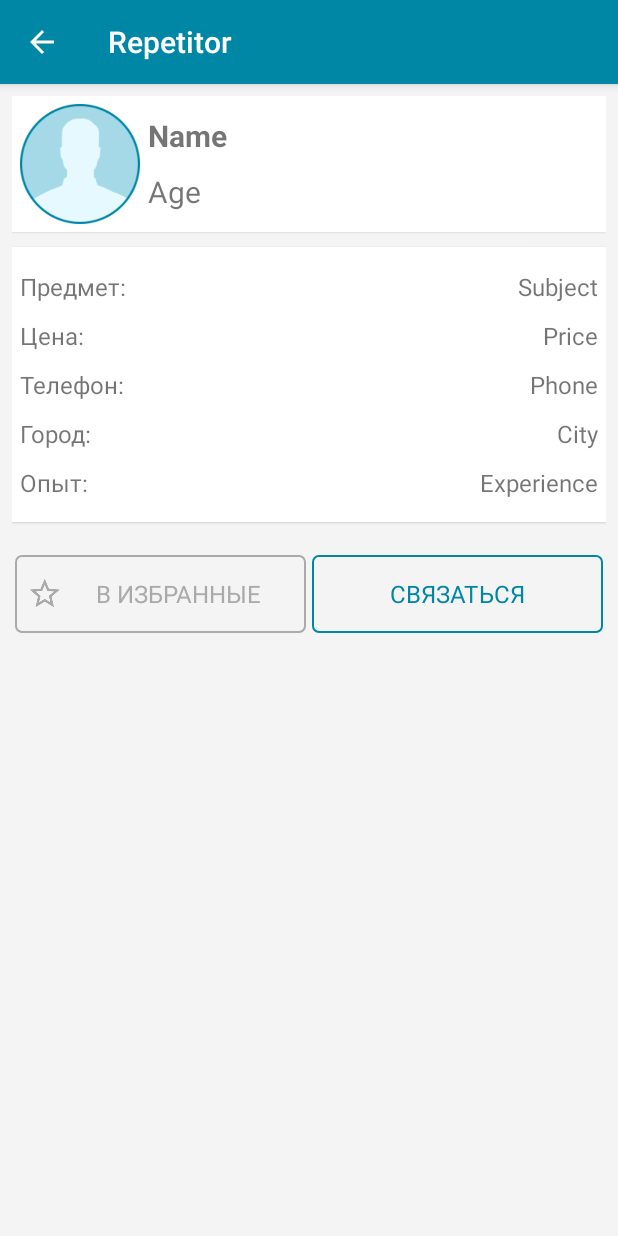
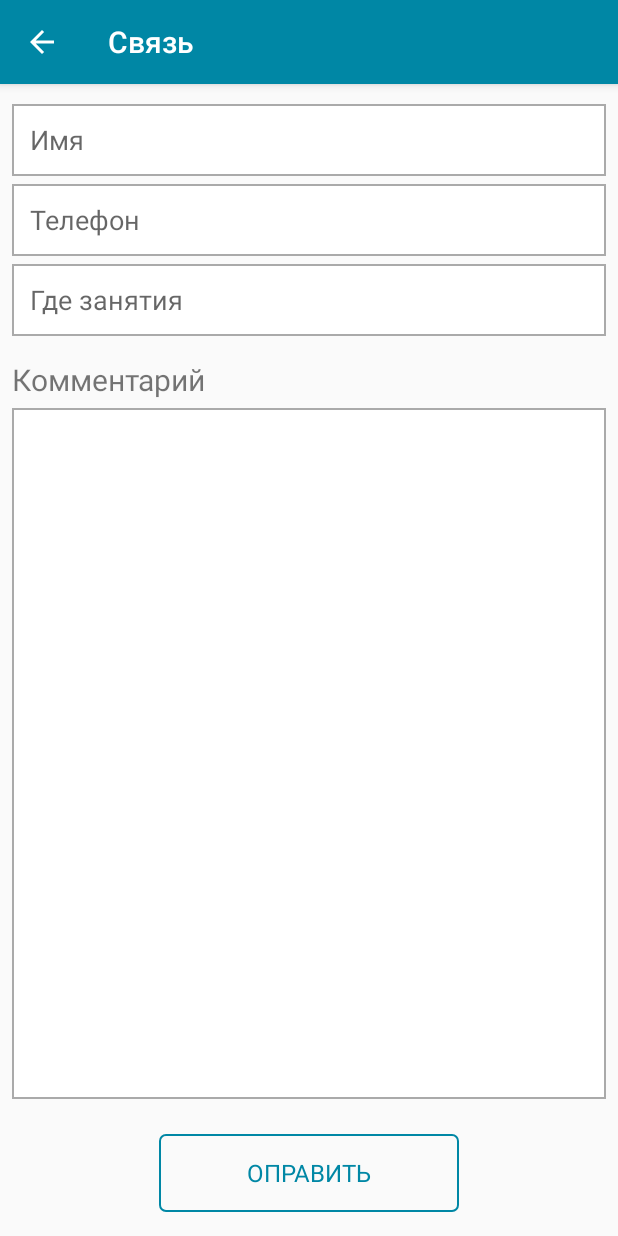
Before and after one commit to lex3m/repetitors, an Android app: the SpecialistActivity screen opened directly, with no data from a screen before it, after a tap on "СВЯЗАТЬСЯ", on a phone screen of 412 x 824 dp. Run offline under Robolectric (Android 15) with nearby library versions, the phone set to English and light mode, and no system bars; 7 statements that could not run were skipped; 1 other tap on this screen came first.

Commit message:
ContactActivity + layout, minor fixes

```diff
--- a/app/build.gradle
+++ b/app/build.gradle
@@ -25,12 +25,12 @@ dependencies {
     androidTestCompile('com.android.support.test.espresso:espresso-core:2.2.2', {
         exclude group: 'com.android.support', module: 'support-annotations'
     })
+    //compile 'com.android.support:support-vector-drawable:25.3.1'
+    //compile 'org.apache.directory.studio:org.apache.commons.io:2.4'
     compile 'com.android.support:appcompat-v7:25.3.1'
     compile 'com.android.support:design:25.3.1'
-    //compile 'com.android.support:support-vector-drawable:25.3.1'
     compile 'com.android.support.constraint:constraint-layout:1.0.2'
     compile 'com.android.support:support-v4:25.3.1'
     compile 'com.android.support:cardview-v7:25.3.1'
-    //compile 'org.apache.directory.studio:org.apache.commons.io:2.4'
     testCompile 'junit:junit:4.12'
 }
--- a/app/src/main/AndroidManifest.xml
+++ b/app/src/main/AndroidManifest.xml
@@ -3,12 +3,12 @@
           xmlns:android="http://schemas.android.com/apk/res/android">
 
     <application
+        android:name=".App"
         android:allowBackup="true"
         android:icon="@mipmap/ic_launcher"
         android:label="@string/app_name"
         android:roundIcon="@mipmap/ic_launcher_round"
         android:supportsRtl="true"
-        android:name=".App"
         android:theme="@style/AppTheme">
         <activity
             android:name=".activities.MainActivity"
@@ -25,8 +25,14 @@
                 <category android:name="android.intent.category.LAUNCHER"/>
             </intent-filter>
         </activity>
-        <activity android:name=".activities.SpecialistActivity"
-                  android:screenOrientation="portrait">
+        <activity
+            android:name=".activities.SpecialistActivity"
+            android:screenOrientation="portrait">
+        </activity>
+        <activity
+            android:name=".activities.ContactActivity"
+            android:screenOrientation="portrait"
+            android:configChanges="keyboardHidden">
         </activity>
     </application>
 
--- a/app/src/main/java/com/kitapp/repetitor/Api.java
+++ b/app/src/main/java/com/kitapp/repetitor/Api.java
@@ -77,6 +77,7 @@ public class Api {
     }
 
     public City getCityById(int id) {
+        ArrayList<City> cities = getCities();
         for (City c : cities) {
             if (c.getId() == id) {
                 return c;
--- /dev/null
+++ b/app/src/main/java/com/kitapp/repetitor/activities/ContactActivity.java
@@ -0,0 +1,60 @@
+package com.kitapp.repetitor.activities;
+
+import android.content.Context;
+import android.support.v7.app.AppCompatActivity;
+import android.os.Bundle;
+import android.view.MenuItem;
+import android.view.View;
+import android.view.inputmethod.InputMethodManager;
+import android.widget.Button;
+import android.widget.EditText;
+
+import com.kitapp.repetitor.R;
+
+public class ContactActivity extends AppCompatActivity {
+
+    private EditText etName;
+    private EditText etPhone;
+    private EditText etPlace;
+    private EditText etComment;
+
+    @Override
+    protected void onCreate(Bundle savedInstanceState) {
+        super.onCreate(savedInstanceState);
+        setContentView(R.layout.a_contact);
+        getSupportActionBar().setTitle(R.string.contact_title);
+        getSupportActionBar().setDisplayHomeAsUpEnabled(true);
+        etName = (EditText) findViewById(R.id.etName);
+        etPhone = (EditText) findViewById(R.id.etPhone);
+        etPlace = (EditText) findViewById(R.id.etPlace);
+        etComment = (EditText) findViewById(R.id.etComment);
+        Button bSend = (Button) findViewById(R.id.bContactSend);
+        bSend.setOnClickListener(new View.OnClickListener() {
+            @Override
+            public void onClick(View view) {
+                onButtonSend();
+            }
+        });
+    }
+
+    private void onButtonSend() {
+        // TODO
+    }
+
+    @Override
+    public boolean onOptionsItemSelected(MenuItem item) {
+        if (item.getItemId() == android.R.id.home) {
+            onBackPressed();
+            return true;
+        }
+        return super.onOptionsItemSelected(item);
+    }
+
+    private void hideSoftKeyboard() {
+        View view = this.getCurrentFocus();
+        if (view != null) {
+            InputMethodManager imm = (InputMethodManager)getSystemService(Context.INPUT_METHOD_SERVICE);
+            imm.hideSoftInputFromWindow(view.getWindowToken(), 0);
+        }
+    }
+}
--- a/app/src/main/java/com/kitapp/repetitor/activities/SpecialistActivity.java
+++ b/app/src/main/java/com/kitapp/repetitor/activities/SpecialistActivity.java
@@ -1,5 +1,6 @@
 package com.kitapp.repetitor.activities;
 
+import android.content.Intent;
 import android.support.v7.app.AppCompatActivity;
 import android.os.Bundle;
 import android.view.MenuItem;
@@ -20,6 +21,7 @@ public class SpecialistActivity extends AppCompatActivity {
         setContentView(R.layout.a_specialist);
         Repetitor r = App.getInstance().getApi().getRepetotor(getIntent().getIntExtra("ID", 0));
         getSupportActionBar().setDisplayHomeAsUpEnabled(true);
+        getSupportActionBar().setTitle(R.string.repetitor);
         ((TextView) findViewById(R.id.tvInfoName)).setText(r.getFio());
         ((TextView) findViewById(R.id.tvInfoAge)).setText(r.getAge() >= 0 ? String.valueOf(r.getAge()) : "-");
         ((TextView) findViewById(R.id.tvInfoSubject)).setText(r.getDiscipline());
@@ -44,7 +46,7 @@ public class SpecialistActivity extends AppCompatActivity {
         buttonContact.setOnClickListener(new View.OnClickListener() {
             @Override
             public void onClick(View view) {
-                // TODO
+                onContactButton();
             }
         });
     }
@@ -57,4 +59,10 @@ public class SpecialistActivity extends AppCompatActivity {
         }
         return super.onOptionsItemSelected(item);
     }
+
+    private void onContactButton() {
+        Intent intent = new Intent(SpecialistActivity.this, ContactActivity.class);
+        intent.putExtra("ID", getIntent().getIntExtra("ID", 0));
+        startActivity(intent);
+    }
 }
--- /dev/null
+++ b/app/src/main/res/drawable/edit_background.xml
@@ -0,0 +1,12 @@
+<?xml version="1.0" encoding="utf-8"?>
+<selector xmlns:android="http://schemas.android.com/apk/res/android">
+    <item>
+        <shape android:shape="rectangle">
+            <size android:height="48dp"/>
+            <corners android:radius="0dp"/>
+            <padding android:left="12dp" android:right="12dp"/>
+            <solid android:color="#fff"/>
+            <stroke android:width="1dp" android:color="@android:color/darker_gray"/>
+        </shape>
+    </item>
+</selector>
--- /dev/null
+++ b/app/src/main/res/layout/a_contact.xml
@@ -0,0 +1,90 @@
+<?xml version="1.0" encoding="utf-8"?>
+<RelativeLayout
+    xmlns:android="http://schemas.android.com/apk/res/android"
+    xmlns:tools="http://schemas.android.com/tools"
+    android:layout_width="match_parent"
+    android:layout_height="match_parent"
+    tools:context="com.kitapp.repetitor.activities.ContactActivity">
+
+
+    <ScrollView
+        android:layout_width="match_parent"
+        android:layout_height="match_parent"
+        android:layout_above="@+id/rlBottomContainer"
+        android:fillViewport="true">
+
+        <LinearLayout
+            android:layout_width="match_parent"
+            android:layout_height="wrap_content"
+            android:orientation="vertical"
+            android:padding="8dp">
+
+            <EditText
+                android:id="@+id/etName"
+                android:layout_width="match_parent"
+                android:layout_height="wrap_content"
+                android:layout_marginTop="5dp"
+                android:ems="10"
+                android:hint="@string/contact_name"
+                android:inputType="textPersonName"
+                android:lines="1"
+                />
+
+            <EditText
+                android:id="@+id/etPhone"
+                android:layout_width="match_parent"
+                android:layout_height="wrap_content"
+                android:layout_marginTop="5dp"
+                android:ems="10"
+                android:hint="@string/contact_phone"
+                android:inputType="phone"
+                android:lines="1"/>
+
+            <EditText
+                android:id="@+id/etPlace"
+                android:layout_width="match_parent"
+                android:layout_height="wrap_content"
+                android:layout_marginTop="5dp"
+                android:ems="10"
+                android:hint="@string/contact_place"
+                android:inputType="text"
+                android:lines="1"
+                />
+
+            <TextView
+                android:id="@+id/textView"
+                android:layout_width="match_parent"
+                android:layout_height="wrap_content"
+                android:layout_marginTop="15dp"
+                android:text="@string/comment"
+                android:textSize="20sp"/>
+
+            <EditText
+                android:id="@+id/etComment"
+                android:layout_width="match_parent"
+                android:layout_height="wrap_content"
+                android:layout_marginBottom="5dp"
+                android:layout_marginTop="5dp"
+                android:layout_weight="1"
+                android:gravity="start"
+                android:inputType="textAutoComplete"
+                android:scrollHorizontally="false"/>
+        </LinearLayout>
+    </ScrollView>
+
+    <RelativeLayout
+        android:id="@+id/rlBottomContainer"
+        android:layout_width="match_parent"
+        android:layout_height="wrap_content"
+        android:layout_alignParentBottom="true"
+        android:paddingBottom="16dp"
+        android:paddingTop="10dp">
+
+        <Button
+            android:id="@+id/bContactSend"
+            android:layout_width="200dp"
+            android:layout_height="wrap_content"
+            android:layout_centerHorizontal="true"
+            android:text="@string/contact_send"/>
+    </RelativeLayout>
+</RelativeLayout>
--- a/app/src/main/res/values/strings.xml
+++ b/app/src/main/res/values/strings.xml
@@ -17,4 +17,11 @@
     <string name="all_cities">Все города</string>
     <string name="to_favorites">В избранные</string>
     <string name="contact">Связаться</string>
+    <string name="repetitor">Репетитор</string>
+    <string name="comment">Комментарий</string>
+    <string name="contact_name">Имя</string>
+    <string name="contact_phone">Телефон</string>
+    <string name="contact_place">Где занятия</string>
+    <string name="contact_send">Оправить</string>
+    <string name="contact_title">Связь</string>
 </resources>
--- a/app/src/main/res/values/styles.xml
+++ b/app/src/main/res/values/styles.xml
@@ -5,14 +5,15 @@
         <!-- Customize your theme here. -->
         <item name="colorPrimary">@color/colorPrimary</item>
         <item name="colorPrimaryDark">@color/colorPrimaryDark</item>
-        <item name="colorAccent">@color/colorAccent</item>
+        <item name="colorAccent">@color/colorPrimary</item>
         <item name="buttonStyle">@style/button</item>
+        <item name="editTextStyle">@style/editText</item>
     </style>
 
     <style name="AppTheme.NoActionBar" parent="Theme.AppCompat.Light.NoActionBar">
         <item name="colorPrimary">@color/colorPrimary</item>
         <item name="colorPrimaryDark">@color/colorPrimaryDark</item>
-        <item name="colorAccent">@color/colorAccent</item>
+        <item name="colorAccent">@color/colorPrimary</item>
     </style>
 
     <style name="button" parent="@android:style/Widget.Button">
@@ -25,4 +26,9 @@
         <item name="android:clickable">true</item>
     </style>
 
+    <style name="editText" parent="@android:style/Widget.EditText">
+        <item name="android:gravity">center_vertical|start</item>
+        <item name="android:background">@drawable/edit_background</item>
+    </style>
+
 </resources>
```
